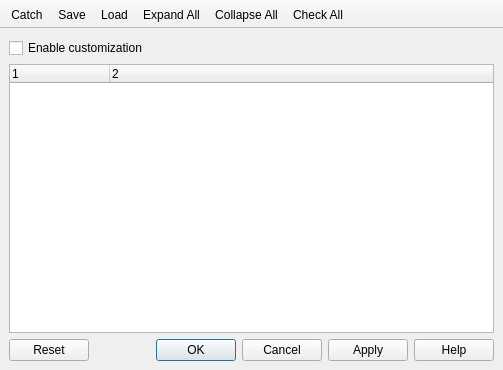
Above: src/ui/qgscustomizationdialogbase.ui from qgis/QGIS before the change. Below: the same form after it.
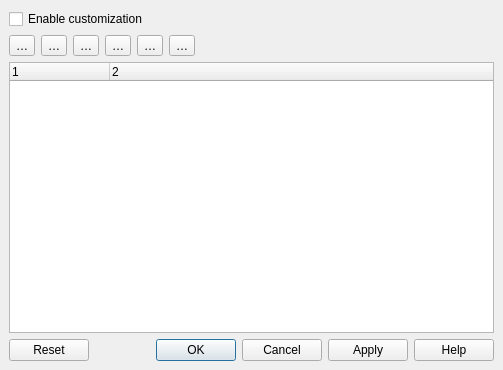
That is the form after the change. Icons and pictures are not drawn.

Commit message:
Reorganize Interface customization dialog
"Enable customization" checkbox should be at top given that it's what rules the whole behavior of the dialog

```diff
--- a/src/ui/qgscustomizationdialogbase.ui
+++ b/src/ui/qgscustomizationdialogbase.ui
@@ -22,6 +22,110 @@
       </property>
      </widget>
     </item>
+    <item>
+     <layout class="QHBoxLayout" name="btnGroup">
+      <item>
+       <widget class="QToolButton" name="btnCatch">
+        <property name="checkable">
+         <bool>true</bool>
+        </property>
+        <property name="toolTip">
+         <string>Switch to catching widgets in main application</string>
+        </property>
+        <property name="text">
+         <string>…</string>
+        </property>
+        <property name="icon">
+         <iconset>
+          <normaloff>:/images/themes/default/mActionSelect.svg</normaloff>:/images/themes/default/mActionSelect.svg</iconset>
+        </property>
+       </widget>
+      </item>
+      <item>
+       <widget class="QToolButton" name="btnSave">
+        <property name="toolTip">
+         <string>Save to file</string>
+        </property>
+        <property name="text">
+         <string>…</string>
+        </property>
+        <property name="icon">
+         <iconset>
+          <normaloff>:/images/themes/default/mActionFileSave.svg</normaloff>:/images/themes/default/mActionFileSave.svg</iconset>
+        </property>
+       </widget>
+      </item>
+      <item>
+       <widget class="QToolButton" name="btnLoad">
+        <property name="toolTip">
+         <string>Load from file</string>
+        </property>
+        <property name="text">
+         <string>…</string>
+        </property>
+        <property name="icon">
+         <iconset>
+          <normaloff>:/images/themes/default/mActionFileOpen.svg</normaloff>:/images/themes/default/mActionFileOpen.svg</iconset>
+        </property>
+       </widget>
+      </item>
+      <item>
+       <widget class="QToolButton" name="btnExpandAll">
+        <property name="toolTip">
+         <string>Expand All</string>
+        </property>
+        <property name="text">
+         <string>…</string>
+        </property>
+        <property name="icon">
+         <iconset>
+          <normaloff>:/images/themes/default/mActionExpandTree.svg</normaloff>:/images/themes/default/mActionExpandTree.svg</iconset>
+        </property>
+       </widget>
+      </item>
+      <item>
+       <widget class="QToolButton" name="btnCollapseAll">
+        <property name="toolTip">
+         <string>Collapse All</string>
+        </property>
+        <property name="text">
+         <string>…</string>
+        </property>
+        <property name="icon">
+         <iconset>
+          <normaloff>:/images/themes/default/mActionCollapseTree.svg</normaloff>:/images/themes/default/mActionCollapseTree.svg</iconset>
+        </property>
+       </widget>
+      </item>
+      <item>
+       <widget class="QToolButton" name="btnSelectAll">
+        <property name="toolTip">
+         <string>Check All</string>
+        </property>
+        <property name="text">
+         <string>…</string>
+        </property>
+        <property name="icon">
+         <iconset>
+          <normaloff>:/images/themes/default/mActionSelectAllTree.svg</normaloff>:/images/themes/default/mActionSelectAllTree.svg</iconset>
+        </property>
+       </widget>
+      </item>
+      <item>
+       <spacer name="horizontalSpacer">
+        <property name="orientation">
+         <enum>Qt::Horizontal</enum>
+        </property>
+        <property name="sizeHint" stdset="0">
+         <size>
+          <width>40</width>
+          <height>20</height>
+         </size>
+        </property>
+       </spacer>
+      </item>
+     </layout>
+    </item>
     <item>
      <widget class="QTreeWidget" name="treeWidget">
       <property name="selectionBehavior">
@@ -57,98 +161,6 @@
     </item>
    </layout>
   </widget>
-  <widget class="QToolBar" name="toolBar">
-   <property name="windowTitle">
-    <string>toolBar</string>
-   </property>
-   <property name="movable">
-    <bool>false</bool>
-   </property>
-   <property name="iconSize">
-    <size>
-     <width>24</width>
-     <height>24</height>
-    </size>
-   </property>
-   <attribute name="toolBarArea">
-    <enum>TopToolBarArea</enum>
-   </attribute>
-   <attribute name="toolBarBreak">
-    <bool>false</bool>
-   </attribute>
-   <addaction name="actionCatch"/>
-   <addaction name="actionSave"/>
-   <addaction name="actionLoad"/>
-   <addaction name="actionExpandAll"/>
-   <addaction name="actionCollapseAll"/>
-   <addaction name="actionSelectAll"/>
-  </widget>
-  <action name="actionCatch">
-   <property name="checkable">
-    <bool>true</bool>
-   </property>
-   <property name="icon">
-    <iconset resource="../../images/images.qrc">
-     <normaloff>:/images/themes/default/mActionSelect.svg</normaloff>:/images/themes/default/mActionSelect.svg</iconset>
-   </property>
-   <property name="text">
-    <string>Catch</string>
-   </property>
-   <property name="toolTip">
-    <string>Switch to catching widgets in main application</string>
-   </property>
-  </action>
-  <action name="actionSave">
-   <property name="icon">
-    <iconset resource="../../images/images.qrc">
-     <normaloff>:/images/themes/default/mActionFileSave.svg</normaloff>:/images/themes/default/mActionFileSave.svg</iconset>
-   </property>
-   <property name="text">
-    <string>Save</string>
-   </property>
-   <property name="toolTip">
-    <string>Save to file</string>
-   </property>
-  </action>
-  <action name="actionLoad">
-   <property name="icon">
-    <iconset resource="../../images/images.qrc">
-     <normaloff>:/images/themes/default/mActionFileOpen.svg</normaloff>:/images/themes/default/mActionFileOpen.svg</iconset>
-   </property>
-   <property name="text">
-    <string>Load</string>
-   </property>
-   <property name="toolTip">
-    <string>Load from file</string>
-   </property>
-  </action>
-  <action name="actionExpandAll">
-   <property name="icon">
-    <iconset resource="../../images/images.qrc">
-     <normaloff>:/images/themes/default/mActionExpandTree.svg</normaloff>:/images/themes/default/mActionExpandTree.svg</iconset>
-   </property>
-   <property name="text">
-    <string>Expand All</string>
-   </property>
-  </action>
-  <action name="actionCollapseAll">
-   <property name="icon">
-    <iconset resource="../../images/images.qrc">
-     <normaloff>:/images/themes/default/mActionCollapseTree.svg</normaloff>:/images/themes/default/mActionCollapseTree.svg</iconset>
-   </property>
-   <property name="text">
-    <string>Collapse All</string>
-   </property>
-  </action>
-  <action name="actionSelectAll">
-   <property name="icon">
-    <iconset resource="../../images/images.qrc">
-     <normaloff>:/images/themes/default/mActionSelectAllTree.svg</normaloff>:/images/themes/default/mActionSelectAllTree.svg</iconset>
-   </property>
-   <property name="text">
-    <string>Check All</string>
-   </property>
-  </action>
  </widget>
  <resources>
   <include location="../../images/images.qrc"/>
```
